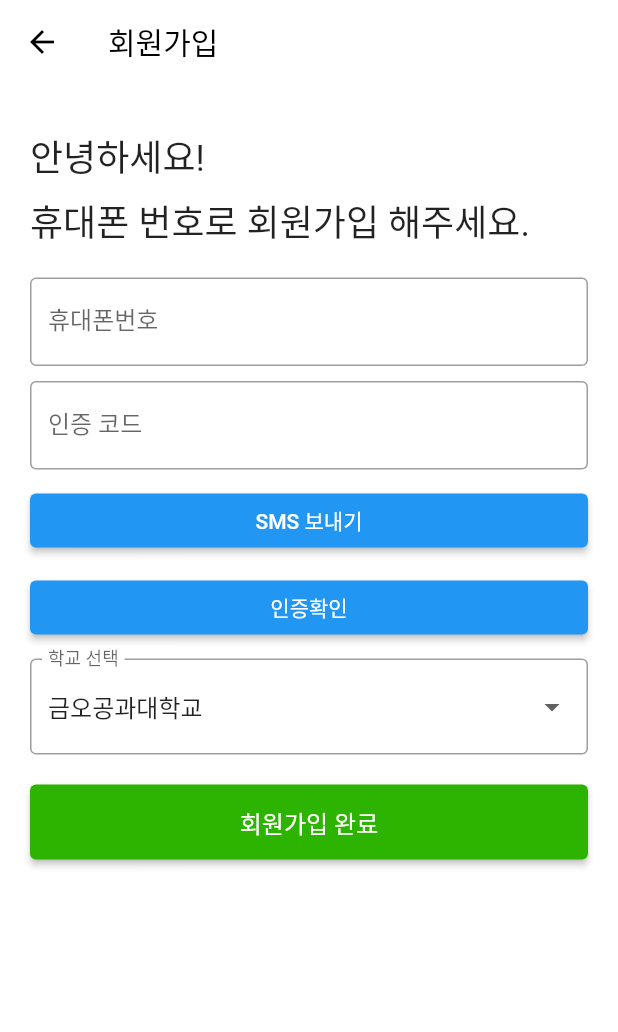
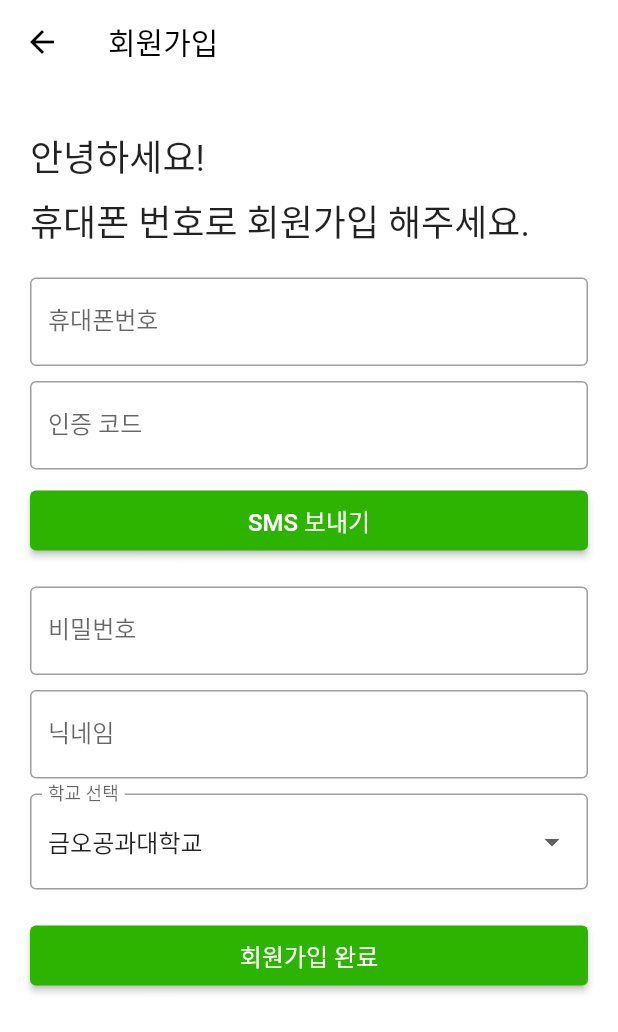
Before and after one commit to Mkyupark/Hakgeun_Market, a Flutter app: the RegistScreen screen opened directly, on a phone screen of 412 x 824 dp. Shown: the top 1032 px of the screen. Run offline on Flutter 3.47's test engine with Material 2 defaults, Android fonts, the phone set to English and light mode, and no system bars; our stand-ins replace cloud_firestore, firebase_auth, firebase_core, flutter_svg; accounts and stored records are empty.

Commit message:
회원가입 완료
이후 로그인 작업하겠습니다.

```diff
--- a/lib/pages/AuthPage/regist_screen.dart
+++ b/lib/pages/AuthPage/regist_screen.dart
@@ -2,6 +2,7 @@
 
 import 'package:flutter/material.dart';
 import 'package:firebase_auth/firebase_auth.dart';
+import 'package:cloud_firestore/cloud_firestore.dart';
 
 class RegistScreen extends StatefulWidget {
   const RegistScreen({super.key});
@@ -13,11 +14,24 @@ class RegistScreen extends StatefulWidget {
 class _RegistScreenState extends State<RegistScreen> {
   final FirebaseAuth _auth = FirebaseAuth.instance;
 
+  final FirebaseFirestore _firestore = FirebaseFirestore.instance;
+
   String selectedSchool = "금오공과대학교";
   final TextEditingController _phoneController = TextEditingController();
   final TextEditingController _smsController = TextEditingController();
+  final TextEditingController _passwordController = TextEditingController();
+  final TextEditingController _nicknameController = TextEditingController();
 
   String? verificationId;
+
+  @override
+  void dispose() {
+    _phoneController.dispose();
+    _smsController.dispose();
+    _passwordController.dispose();
+    _nicknameController.dispose();
+    super.dispose();
+  }
 
   Future<void> _verifyPhoneNumber() async {
     verificationCompleted(AuthCredential phoneAuthCredential) async {
@@ -28,8 +42,10 @@ class _RegistScreenState extends State<RegistScreen> {
     }
 
     verificationFailed(FirebaseAuthException e) {
-      print(e.code); // This will print the specific error code
-      print(e.message); // This will print the error message
+      if (e.code == 'invalid-phone-number') {
+        print('The provided phone number is not valid.');
+      }
+      print(e.code);
       ScaffoldMessenger.of(context).showSnackBar(
         const SnackBar(content: Text('Verification failed. Please try again.')),
       );
@@ -64,6 +80,14 @@ class _RegistScreenState extends State<RegistScreen> {
       );
 
       final User? user = (await _auth.signInWithCredential(credential)).user;
+      if (user != null) {
+        await _registerUser(
+          user.uid,
+          _phoneController.text,
+          _passwordController.text,
+          _nicknameController.text,
+        );
+      }
       ScaffoldMessenger.of(context).showSnackBar(
         SnackBar(
             content: Text('Successfully signed up with UID: ${user?.uid}')),
@@ -71,6 +95,25 @@ class _RegistScreenState extends State<RegistScreen> {
     } catch (e) {
       ScaffoldMessenger.of(context).showSnackBar(
         SnackBar(content: Text('Failed to sign up: $e')),
+      );
+    }
+  }
+
+  Future<void> _registerUser(
+      String uid, String phoneNumber, String password, String nickname) async {
+    try {
+      await _firestore.collection('users').doc(uid).set({
+        'phoneNumber': phoneNumber,
+        'password': password,
+        'nickname': nickname,
+        'school': selectedSchool,
+      });
+      ScaffoldMessenger.of(context).showSnackBar(
+        const SnackBar(content: Text('User information saved successfully')),
+      );
+    } catch (e) {
+      ScaffoldMessenger.of(context).showSnackBar(
+        SnackBar(content: Text('Failed to save user information: $e')),
       );
     }
   }
@@ -128,12 +171,31 @@ class _RegistScreenState extends State<RegistScreen> {
             const SizedBox(height: 10.0),
             ElevatedButton(
               onPressed: _verifyPhoneNumber,
-              child: const Text("SMS 보내기"),
+              style: ElevatedButton.styleFrom(primary: const Color(0xFF2DB400)),
+              child: const SizedBox(
+                width: double.infinity,
+                height: 40.0,
+                child: Center(
+                  child: Text("SMS 보내기", style: TextStyle(fontSize: 16.0)),
+                ),
+              ),
+            ),
+            const SizedBox(height: 20.0),
+            TextField(
+              controller: _passwordController,
+              obscureText: true,
+              decoration: const InputDecoration(
+                labelText: "비밀번호",
+                border: OutlineInputBorder(),
+              ),
             ),
             const SizedBox(height: 10.0),
-            ElevatedButton(
-              onPressed: _signInWithPhoneNumber,
-              child: const Text("인증확인"),
+            TextField(
+              controller: _nicknameController,
+              decoration: const InputDecoration(
+                labelText: "닉네임",
+                border: OutlineInputBorder(),
+              ),
             ),
             const SizedBox(height: 10.0),
             DropdownButtonFormField<String>(
@@ -158,13 +220,11 @@ class _RegistScreenState extends State<RegistScreen> {
             ),
             const SizedBox(height: 20.0),
             ElevatedButton(
-              onPressed: () {
-                // Handle further registration steps here
-              },
+              onPressed: _signInWithPhoneNumber,
               style: ElevatedButton.styleFrom(primary: const Color(0xFF2DB400)),
               child: const SizedBox(
                 width: double.infinity,
-                height: 50.0,
+                height: 40.0,
                 child: Center(
                   child: Text("회원가입 완료", style: TextStyle(fontSize: 16.0)),
                 ),
--- a/pubspec.yaml
+++ b/pubspec.yaml
@@ -40,6 +40,7 @@ dependencies:
   cached_network_image: ^3.2.3
   firebase_core: ^2.19.0
   firebase_auth: ^4.11.1
+  cloud_firestore: ^4.12.2
 
 dev_dependencies:
   flutter_test:
```
Also changed, not shown: pubspec.lock, 5 other files.
